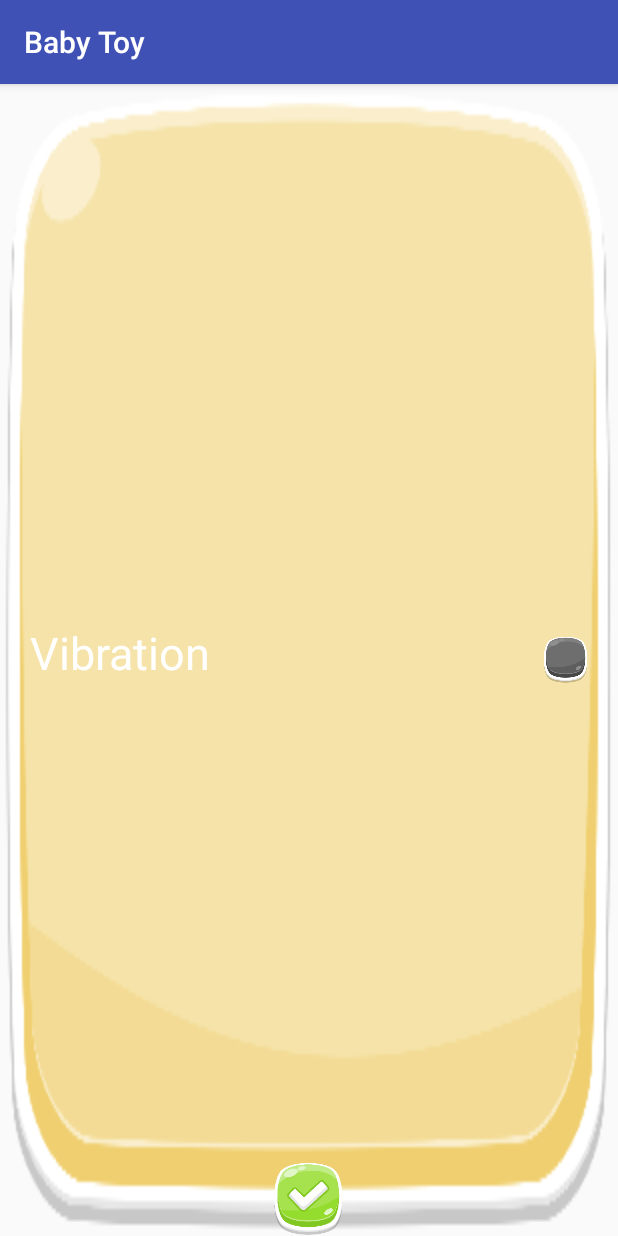
After one commit to endre-borcsok/BabyToy, an Android app: the fragment SettingsDialog shown on its own in the app's theme, on a phone screen of 412 x 824 dp. The commit adds this screen. Run offline under Robolectric (Android 15) with nearby library versions, the phone set to English and light mode, and no system bars; 1 statement that could not run was skipped.

Commit message:
Integrated settings dialog box.

```diff
--- a/app/src/main/java/com/ebsoft/babytoy/Menu.java
+++ b/app/src/main/java/com/ebsoft/babytoy/Menu.java
@@ -3,7 +3,6 @@ package com.ebsoft.babytoy;
 import android.graphics.Color;
 import android.view.MotionEvent;
 import android.view.View;
-import android.widget.ImageView;
 import android.widget.RelativeLayout;
 import android.widget.TextView;
 
@@ -12,6 +11,7 @@ import android.widget.TextView;
  */
 
 public class Menu extends Scene {
+    private final String TAG = Menu.class.getSimpleName();
     public static final int SCENE_ID = 0x02;
 
     private TextView mMenuTextPlay = null;
@@ -40,6 +40,9 @@ public class Menu extends Scene {
 
         RelativeLayout playButtonHolder = (RelativeLayout) findViewById(R.id.playButtonHolder);
         playButtonHolder.setOnTouchListener(playButtonListener);
+
+        RelativeLayout settingsButtonHolder = (RelativeLayout) findViewById(R.id.settingsButtonHolder);
+        settingsButtonHolder.setOnTouchListener(settingsButtonListener);
     }
 
     private View.OnTouchListener playButtonListener = new View.OnTouchListener() {
@@ -59,4 +62,22 @@ public class Menu extends Scene {
             return true;
         }
     };
+
+    private View.OnTouchListener settingsButtonListener = new View.OnTouchListener() {
+        @Override
+        public boolean onTouch(View view, MotionEvent motionEvent) {
+            switch (motionEvent.getAction()) {
+                case MotionEvent.ACTION_DOWN:
+                    mMenuTextOptions.setTextColor(Color.RED);
+                    break;
+                case MotionEvent.ACTION_UP:
+                    SettingsDialog settingsDialog = SettingsDialog.newInstance("title", null, getApplicationPreferences());
+                    settingsDialog.show(mParentActivity.getFragmentManager(), TAG);
+                case MotionEvent.ACTION_CANCEL:
+                    mMenuTextOptions.setTextColor(Color.WHITE);
+                    break;
+            }
+            return true;
+        }
+    };
 }
--- a/app/src/main/res/layout/layout_menu.xml
+++ b/app/src/main/res/layout/layout_menu.xml
@@ -68,6 +68,7 @@
             </RelativeLayout>
 
             <RelativeLayout
+                android:id="@+id/settingsButtonHolder"
                 android:layout_width="wrap_content"
                 android:layout_height="wrap_content">
 
--- /dev/null
+++ b/app/src/main/res/layout/layout_settings_dialog.xml
@@ -0,0 +1,44 @@
+<?xml version="1.0" encoding="utf-8"?>
+<RelativeLayout xmlns:android="http://schemas.android.com/apk/res/android"
+    android:layout_width="match_parent"
+    android:layout_height="match_parent">
+
+    <ImageView
+        android:layout_width="match_parent"
+        android:layout_height="match_parent"
+        android:src="@drawable/dialog_background"
+        android:scaleType="fitXY"/>
+
+    <RelativeLayout
+        android:layout_width="wrap_content"
+        android:layout_height="wrap_content"
+        android:layout_centerVertical="true">
+
+        <TextView
+            android:id="@+id/textVibration"
+            android:layout_width="wrap_content"
+            android:layout_height="wrap_content"
+            android:textColor="#FFFFFF"
+            android:paddingLeft="20dp"
+            android:layout_alignParentLeft="true"
+            android:textSize="@dimen/menu_button_text_size"
+            android:text="Vibration"/>
+
+        <ImageView
+            android:id="@+id/vibrationTick"
+            android:layout_width="50dp"
+            android:layout_height="50dp"
+            android:paddingRight="20dp"
+            android:layout_alignParentRight="true"
+            android:src="@drawable/button_grey"/>
+
+    </RelativeLayout>
+
+    <ImageView
+        android:id="@+id/tick"
+        android:layout_width="50dp"
+        android:layout_height="50dp"
+        android:layout_centerHorizontal="true"
+        android:layout_alignParentBottom="true"
+        android:src="@drawable/tick_green"/>
+</RelativeLayout>
```
Also changed, not shown: app/src/main/java/com/ebsoft/babytoy/SettingsDialog.java (added, +113 -0 lines), app/src/main/res/drawable-xhdpi/button_grey.png (added), app/src/main/res/drawable-xxhdpi/button_grey.png (added), app/src/main/res/drawable-xxxhdpi/button_grey.png (added).
